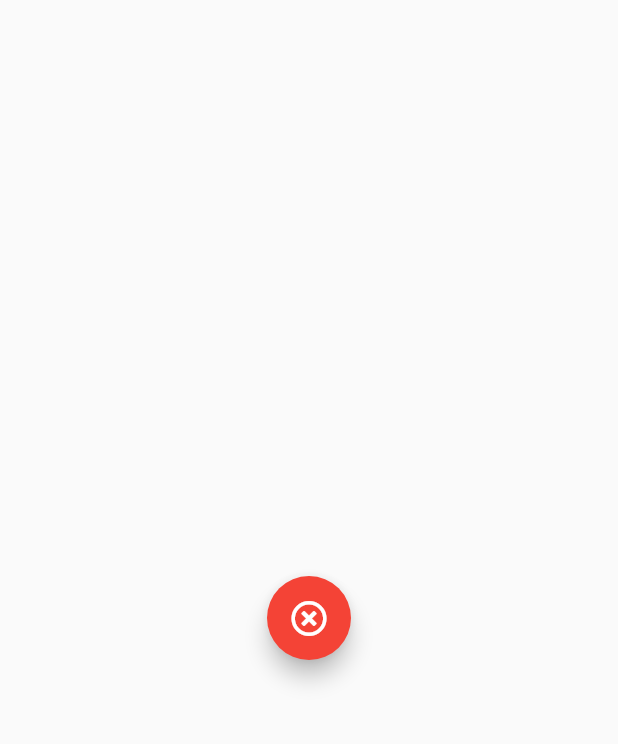
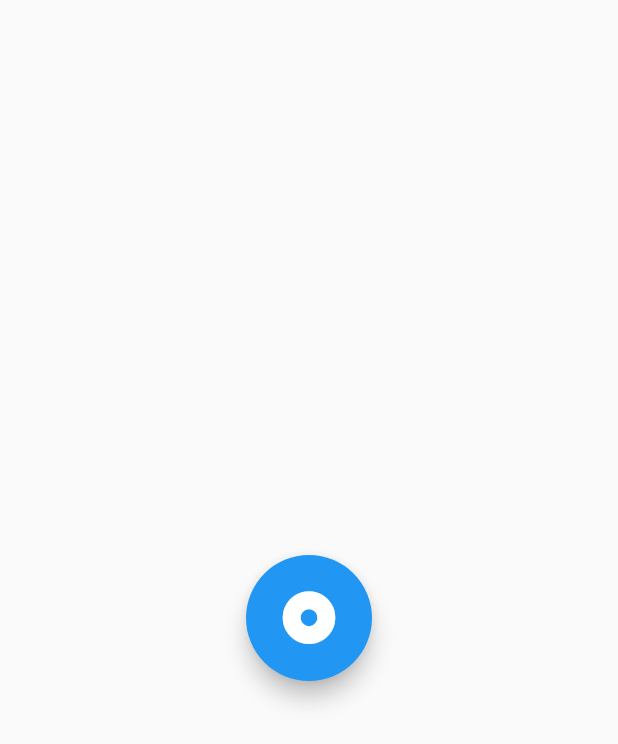
Before and after one commit to sherlockbeard/animation, a Flutter app: the screen it shows after launch, on a phone screen of 412 x 824 dp. Shown: the top 744 px of the screen. Run offline on Flutter 3.47's test engine with Material 2 defaults, Android fonts, the phone set to English and light mode, and no system bars; our stand-ins replace font_awesome_flutter.

Commit message:
Update main.dart

```diff
--- a/lib/main.dart
+++ b/lib/main.dart
@@ -62,10 +62,10 @@ class RadicalAnimation extends StatelessWidget {
           alignment: Alignment.center,
           children: [
             Transform.scale(
-              scale: scale.value - 1,
+              scale: scale.value -1.5,
               child: FloatingActionButton(
                 child: Icon(FontAwesomeIcons.timesCircle),
-                onPressed: _close(),
+                onPressed: _close,
                 backgroundColor: Colors.red,
               ),
             ),
@@ -73,7 +73,7 @@ class RadicalAnimation extends StatelessWidget {
                 scale: scale.value,
                 child: FloatingActionButton(
                   child: Icon(FontAwesomeIcons.solidDotCircle),
-                  onPressed: _open(),
+                  onPressed: _open,
                 ),)
           ],
         );
```
